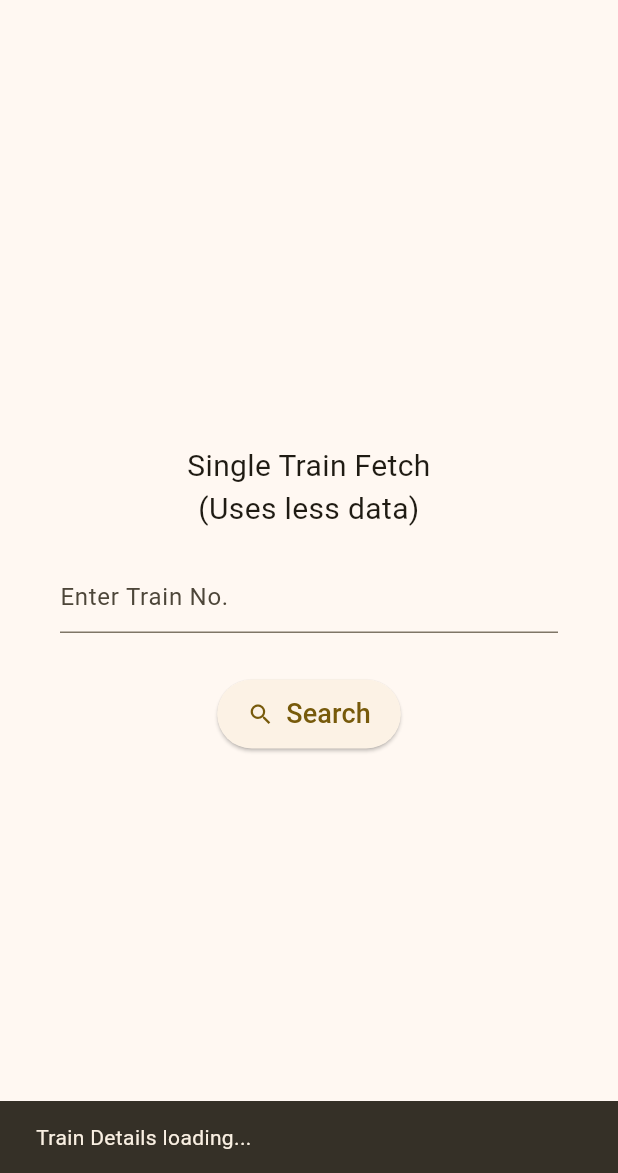
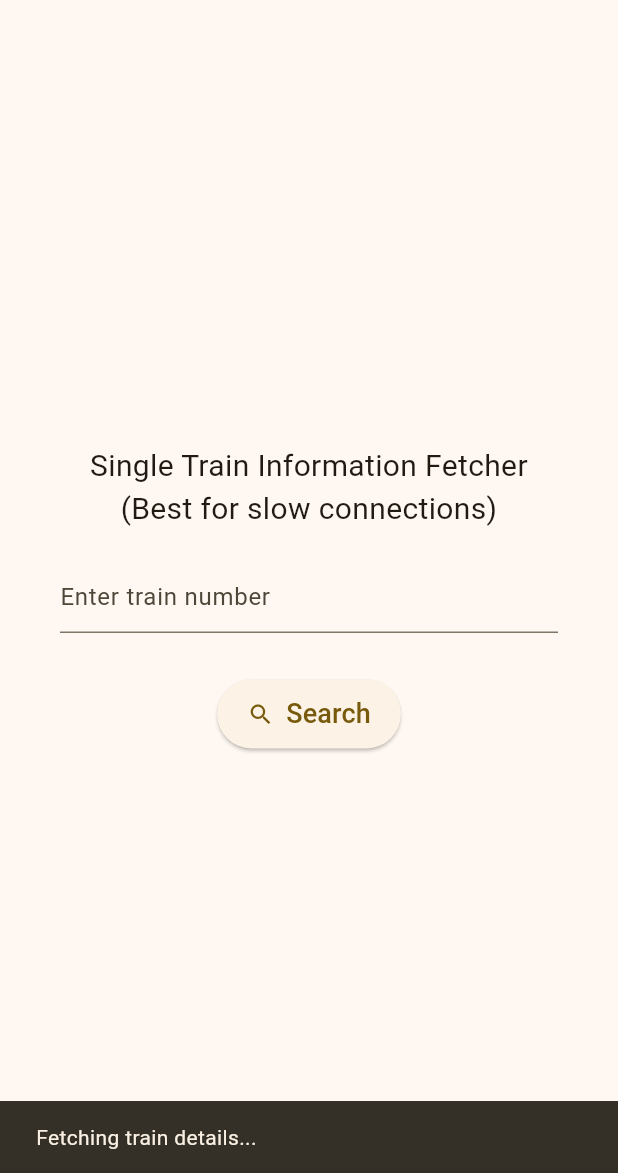
Before and after one commit to 04ac/konkan-rail-train-status, a Flutter app: the EnterTrainNoScreen screen opened directly, after a tap on "Search", on a phone screen of 412 x 824 dp, the part 63-1236 px from its top. Run offline on Flutter 3.47's test engine with Material 3 defaults, Android fonts, the phone set to English and light mode, and no system bars; our stand-ins replace bloc, flutter_bloc, timeline_tile; network calls fail.

Commit message:
Text Update

```diff
--- a/lib/screens/enter_train_no/enter_train_no_screen.dart
+++ b/lib/screens/enter_train_no/enter_train_no_screen.dart
@@ -31,7 +31,7 @@ class _EnterTrainNoScreenState extends State<EnterTrainNoScreen> {
             crossAxisAlignment: CrossAxisAlignment.center,
             children: [
               const Text(
-                "Single Train Fetch\n(Uses less data)",
+                "Single Train Information Fetcher\n(Best for slow connections)",
                 textAlign: TextAlign.center,
                 style: TextStyle(
                   fontSize: 20,
@@ -42,7 +42,8 @@ class _EnterTrainNoScreenState extends State<EnterTrainNoScreen> {
               ),
               TextField(
                 controller: _trainNoTec,
-                decoration: const InputDecoration(hintText: "Enter Train No."),
+                decoration:
+                    const InputDecoration(hintText: "Enter train number"),
               ),
               const SizedBox(
                 height: 30,
@@ -54,7 +55,7 @@ class _EnterTrainNoScreenState extends State<EnterTrainNoScreen> {
                     switch (state.runtimeType) {
                       case EnterTrainNoLoadingState:
                         const snackBar = SnackBar(
-                          content: Text('Train Details loading...'),
+                          content: Text('Fetching train details...'),
                         );
                         ScaffoldMessenger.of(context).showSnackBar(snackBar);
                       case EnterTrainNoSuccessState:
@@ -81,7 +82,7 @@ class _EnterTrainNoScreenState extends State<EnterTrainNoScreen> {
                         ScaffoldMessenger.of(context).hideCurrentSnackBar();
                         const snackBar = SnackBar(
                           content: Text(
-                              "Error: Train number not found. It might not have started yet."),
+                              "Error: Train not found. It might not have started yet."),
                         );
                         ScaffoldMessenger.of(context).showSnackBar(snackBar);
                       default:
```
